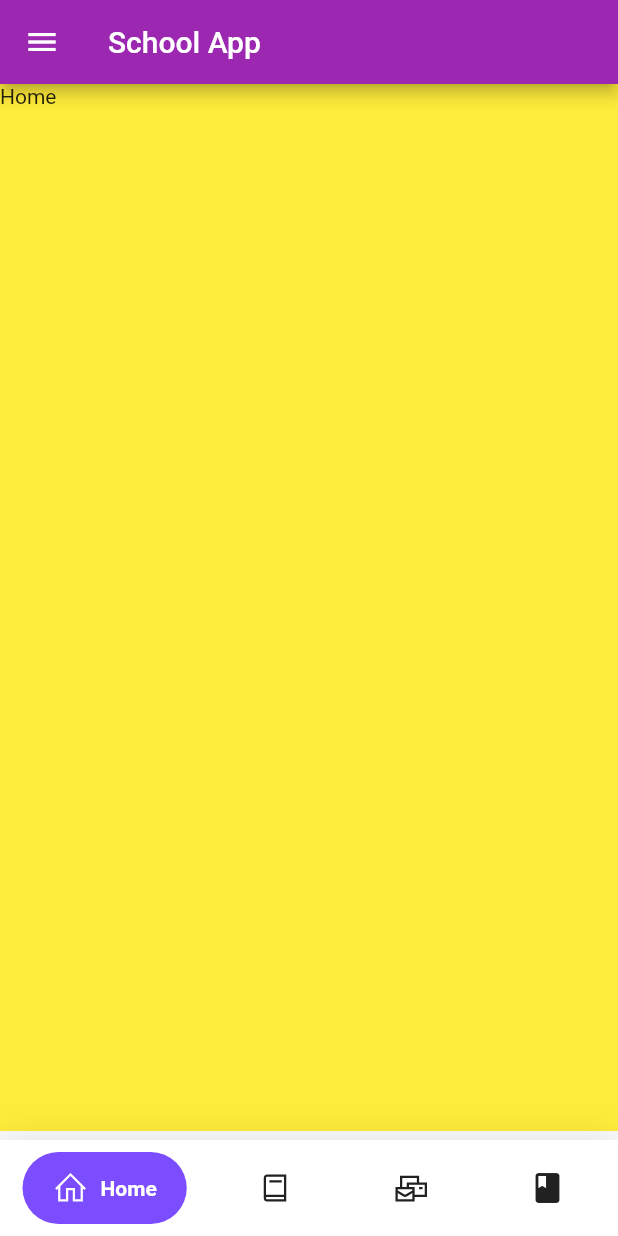
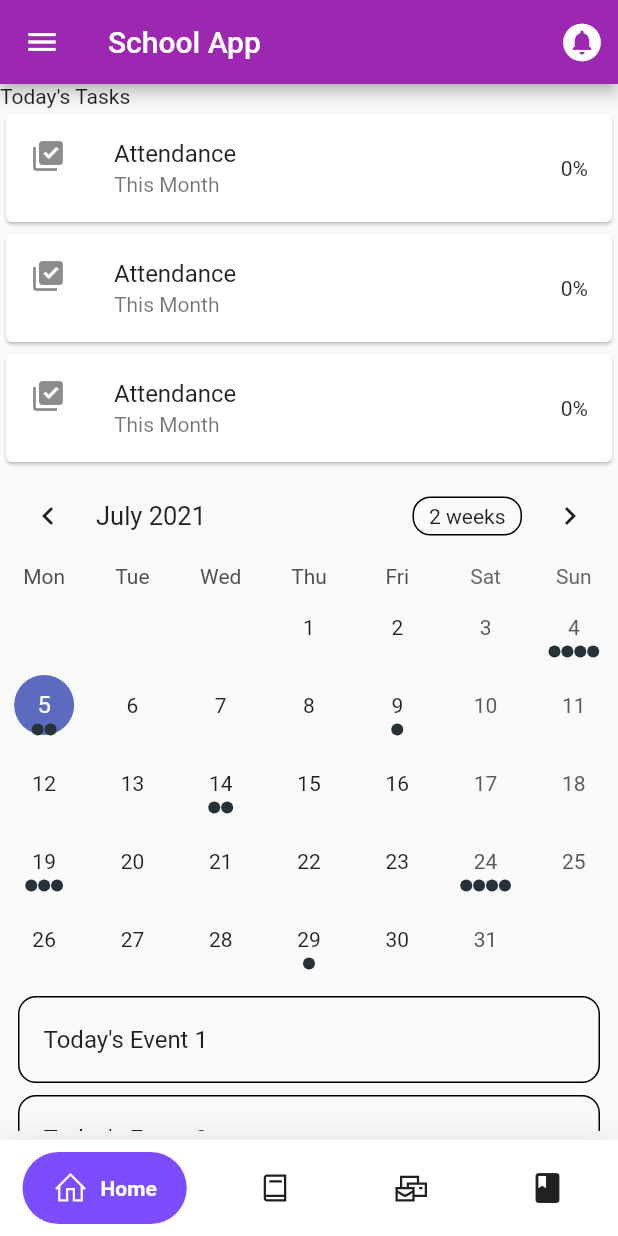
Before and after one commit to venkat9507/school-app, a Flutter app: the screen it shows after launch, on a phone screen of 412 x 824 dp. Run offline on Flutter 3.47's test engine with Material 2 defaults, Android fonts, the light colour scheme and no system bars; drawn by our look-alikes of google_nav_bar, table_calendar; our stand-ins replace animated_text_kit, carousel_slider, circular_profile_avatar, cloud_firestore, firebase_auth, firebase_core and 3 more; accounts and stored records are empty.

Commit message:
home page

```diff
--- /dev/null
+++ b/lib/screens/Sidemenu/homePage/calendar.dart
@@ -0,0 +1,147 @@
+import 'package:flutter/material.dart';
+import 'package:table_calendar/table_calendar.dart';
+
+import 'util.dart';
+
+class TableEventsExample extends StatefulWidget {
+  @override
+  _TableEventsExampleState createState() => _TableEventsExampleState();
+}
+
+class _TableEventsExampleState extends State<TableEventsExample> {
+    ValueNotifier<List<Event>> _selectedEvents;
+  CalendarFormat _calendarFormat = CalendarFormat.month;
+  RangeSelectionMode _rangeSelectionMode = RangeSelectionMode
+      .toggledOff; // Can be toggled on/off by longpressing a date
+  DateTime _focusedDay = DateTime.now();
+  DateTime _selectedDay;
+  DateTime _rangeStart;
+  DateTime _rangeEnd;
+
+  @override
+  void initState() {
+    super.initState();
+
+    _selectedDay = _focusedDay;
+    _selectedEvents = ValueNotifier(_getEventsForDay(_selectedDay));
+  }
+
+  @override
+  void dispose() {
+    _selectedEvents.dispose();
+    super.dispose();
+  }
+
+  List<Event> _getEventsForDay(DateTime day) {
+    // Implementation example
+    return kEvents[day] ?? [];
+  }
+
+  List<Event> _getEventsForRange(DateTime start, DateTime end) {
+    // Implementation example
+    final days = daysInRange(start, end);
+
+    return [
+      for (final d in days) ..._getEventsForDay(d),
+    ];
+  }
+
+  void _onDaySelected(DateTime selectedDay, DateTime focusedDay) {
+    if (!isSameDay(_selectedDay, selectedDay)) {
+      setState(() {
+        _selectedDay = selectedDay;
+        _focusedDay = focusedDay;
+        _rangeStart = null; // Important to clean those
+        _rangeEnd = null;
+        _rangeSelectionMode = RangeSelectionMode.toggledOff;
+      });
+
+      _selectedEvents.value = _getEventsForDay(selectedDay);
+    }
+  }
+
+  void _onRangeSelected(DateTime start, DateTime end, DateTime focusedDay) {
+    setState(() {
+      _selectedDay = null;
+      _focusedDay = focusedDay;
+      _rangeStart = start;
+      _rangeEnd = end;
+      _rangeSelectionMode = RangeSelectionMode.toggledOn;
+    });
+
+    // `start` or `end` could be null
+    if (start != null && end != null) {
+      _selectedEvents.value = _getEventsForRange(start, end);
+    } else if (start != null) {
+      _selectedEvents.value = _getEventsForDay(start);
+    } else if (end != null) {
+      _selectedEvents.value = _getEventsForDay(end);
+    }
+  }
+
+  @override
+  Widget build(BuildContext context) {
+    return Scaffold(
+
+      body: Column(
+        children: [
+          TableCalendar<Event>(
+            firstDay: kFirstDay,
+            lastDay: kLastDay,
+            focusedDay: _focusedDay,
+            selectedDayPredicate: (day) => isSameDay(_selectedDay, day),
+            rangeStartDay: _rangeStart,
+            rangeEndDay: _rangeEnd,
+            calendarFormat: _calendarFormat,
+            rangeSelectionMode: _rangeSelectionMode,
+            eventLoader: _getEventsForDay,
+            startingDayOfWeek: StartingDayOfWeek.monday,
+            calendarStyle: CalendarStyle(
+              // Use `CalendarStyle` to customize the UI
+              outsideDaysVisible: false,
+            ),
+            onDaySelected: _onDaySelected,
+            onRangeSelected: _onRangeSelected,
+            onFormatChanged: (format) {
+              if (_calendarFormat != format) {
+                setState(() {
+                  _calendarFormat = format;
+                });
+              }
+            },
+            onPageChanged: (focusedDay) {
+              _focusedDay = focusedDay;
+            },
+          ),
+          const SizedBox(height: 8.0),
+          Expanded(
+            child: ValueListenableBuilder<List<Event>>(
+              valueListenable: _selectedEvents,
+              builder: (context, value, _) {
+                return ListView.builder(
+                  itemCount: value.length,
+                  itemBuilder: (context, index) {
+                    return Container(
+                      margin: const EdgeInsets.symmetric(
+                        horizontal: 12.0,
+                        vertical: 4.0,
+                      ),
+                      decoration: BoxDecoration(
+                        border: Border.all(),
+                        borderRadius: BorderRadius.circular(12.0),
+                      ),
+                      child: ListTile(
+                        onTap: () => print('${value[index]}'),
+                        title: Text('${value[index]}'),
+                      ),
+                    );
+                  },
+                );
+              },
+            ),
+          ),
+        ],
+      ),
+    );
+  }
+}
--- a/lib/screens/Sidemenu/homePage/home_page.dart
+++ b/lib/screens/Sidemenu/homePage/home_page.dart
@@ -1,4 +1,8 @@
+import 'package:flutter/cupertino.dart';
 import 'package:flutter/material.dart';
+import 'package:flutter_school_app_july_1/screens/Sidemenu/homePage/calendar.dart';
+import 'package:flutter_school_app_july_1/screens/Sidemenu/homePage/carousel_slider.dart';
+import 'package:line_icons/line_icons.dart';
 
 class HomePage extends StatefulWidget {
   const HomePage({Key key}) : super(key: key);
@@ -10,11 +14,65 @@ class HomePage extends StatefulWidget {
 class _HomePageState extends State<HomePage> {
   @override
   Widget build(BuildContext context) {
-    return Container(
-      color: Colors.yellow,
-      height: 300,
-      width: 300,
-      child: Text('Home'),
+    return SafeArea(
+      child: Scaffold(
+
+        body: Column(
+          mainAxisAlignment: MainAxisAlignment.start,
+          crossAxisAlignment: CrossAxisAlignment.start,
+
+          children: [
+            Text("Today's Tasks"),
+            // Expanded(child: ComplicatedImageDemo(),flex: 1,),
+            Expanded(flex: 1,child: Column(
+              children: [
+                Card(
+                  color: Colors.white,
+                  child: ListTile(
+                    leading:Icon(Icons.library_add_check),
+                    title: Text('Attendance'),
+                    subtitle: Text('This Month'),
+                    trailing: Text('0%'),
+                  ),
+
+                ),
+                Card(
+                  color: Colors.white,
+                  child: ListTile(
+                    leading:Icon(Icons.library_add_check),
+                    title: Text('Attendance'),
+                    subtitle: Text('This Month'),
+                    trailing: Text('0%'),
+                  ),
+
+                ),
+                Card(
+                  color: Colors.white,
+                  child: ListTile(
+                    leading:Icon(Icons.library_add_check),
+                    title: Text('Attendance'),
+                    subtitle: Text('This Month'),
+                    trailing: Text('0%'),
+                  ),
+
+                ),
+                Expanded(child: TableEventsExample(
+
+                )),
+
+              ],
+            )
+            ),
+
+
+
+
+          ],
+        ),
+
+
+
+      ),
     );
   }
 }
--- /dev/null
+++ b/lib/screens/Sidemenu/homePage/util.dart
@@ -0,0 +1,49 @@
+import 'dart:collection';
+
+import 'package:table_calendar/table_calendar.dart';
+
+/// Example event class.
+class Event {
+  final String title;
+
+  const Event(this.title);
+
+  @override
+  String toString() => title;
+}
+
+/// Example events.
+///
+/// Using a [LinkedHashMap] is highly recommended if you decide to use a map.
+final kEvents = LinkedHashMap<DateTime, List<Event>>(
+  equals: isSameDay,
+  hashCode: getHashCode,
+)..addAll(_kEventSource);
+
+final _kEventSource = Map.fromIterable(List.generate(50, (index) => index),
+    key: (item) => DateTime.utc(kFirstDay.year, kFirstDay.month, item * 5),
+    value: (item) => List.generate(
+        item % 4 + 1, (index) => Event('Event $item | ${index + 1}')))
+  ..addAll({
+    kToday: [
+      Event('Today\'s Event 1'),
+      Event('Today\'s Event 2'),
+    ],
+  });
+
+int getHashCode(DateTime key) {
+  return key.day * 1000000 + key.month * 10000 + key.year;
+}
+
+/// Returns a list of [DateTime] objects from [first] to [last], inclusive.
+List<DateTime> daysInRange(DateTime first, DateTime last) {
+  final dayCount = last.difference(first).inDays + 1;
+  return List.generate(
+    dayCount,
+        (index) => DateTime.utc(first.year, first.month, first.day + index),
+  );
+}
+
+final kToday = DateTime.now();
+final kFirstDay = DateTime(kToday.year, kToday.month - 3, kToday.day);
+final kLastDay = DateTime(kToday.year, kToday.month + 3, kToday.day);
--- a/lib/screens/dashboard/dashboard.dart
+++ b/lib/screens/dashboard/dashboard.dart
@@ -45,6 +45,9 @@ class _DashBoardState extends State<DashBoard> {
             automaticallyImplyLeading:true,
             backgroundColor: primary,
             title: Text('School App'),
+            actions: [
+              IconButton(onPressed:(){}, icon: Icon(Icons.circle_notifications,size: 30,))
+            ],
           ),
             body: Container(
               height:  size.height,
--- a/pubspec.yaml
+++ b/pubspec.yaml
@@ -40,6 +40,8 @@ dependencies:
   google_nav_bar: ^5.0.5
   line_icons: ^2.0.1
   circular_profile_avatar: ^2.0.0
+  carousel_slider: ^4.0.0
+  table_calendar: ^3.0.1
 dev_dependencies:
   flutter_test:
     sdk: flutter
```
Also changed, not shown: lib/screens/Sidemenu/homePage/carousel_slider.dart (added, +75 -0 lines), pubspec.lock.
